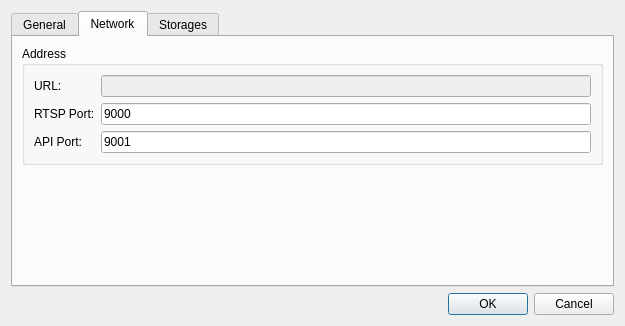
The window that client/src/ui/dialogs/serversettingsdialog.ui (networkoptix/nx_open) describes before a commit, drawn with Qt 5.
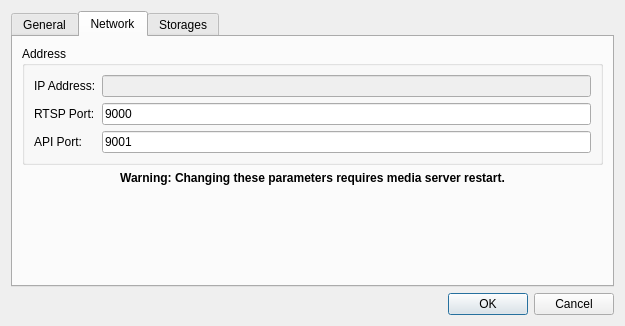
The same window after the commit. The open tabs and pages were chosen to show the change.

```diff
--- a/client/src/ui/dialogs/serversettingsdialog.ui
+++ b/client/src/ui/dialogs/serversettingsdialog.ui
@@ -69,7 +69,7 @@
             <item row="0" column="0">
              <widget class="QLabel" name="ipAddressLabel">
               <property name="text">
-               <string>URL:</string>
+               <string>IP Address:</string>
               </property>
               <property name="alignment">
                <set>Qt::AlignLeading|Qt::AlignLeft|Qt::AlignVCenter</set>
@@ -122,6 +122,22 @@
          </layout>
         </widget>
        </item>
+       <item>
+        <widget class="QLabel" name="label">
+         <property name="font">
+          <font>
+           <weight>75</weight>
+           <bold>true</bold>
+          </font>
+         </property>
+         <property name="text">
+          <string>Warning: Changing these parameters requires media server restart.</string>
+         </property>
+         <property name="alignment">
+          <set>Qt::AlignCenter</set>
+         </property>
+        </widget>
+       </item>
        <item>
         <spacer name="verticalSpacer_2">
          <property name="orientation">
```
Left out of the diff: 2 changed lines with no effect on the pictures.
